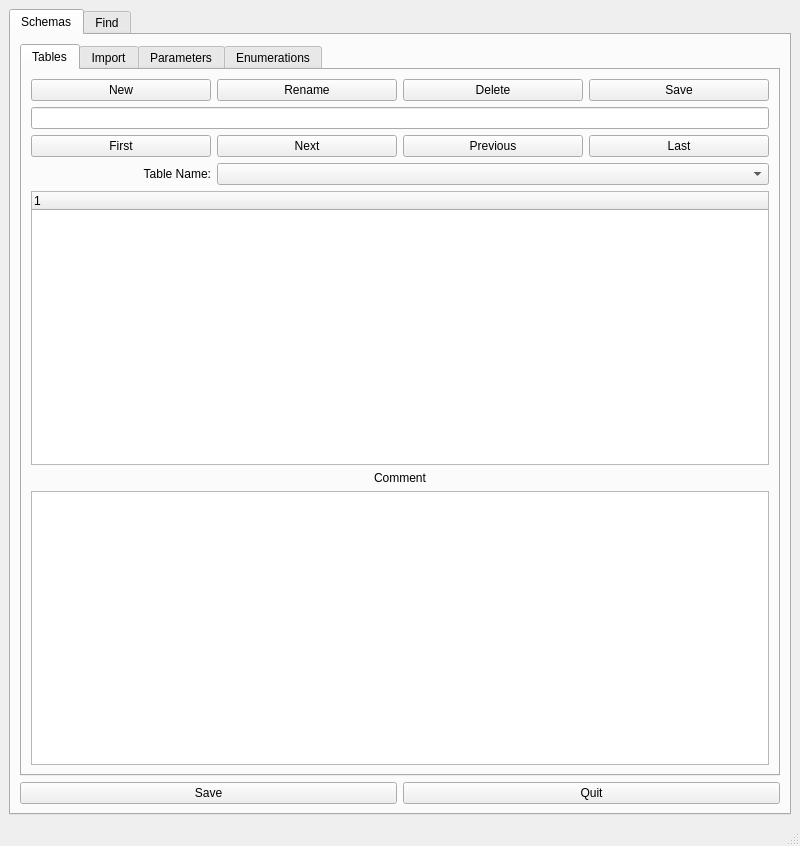
The window that tables_editor.ui (waynegramlich/table_tools) describes before a commit, drawn with Qt 5.
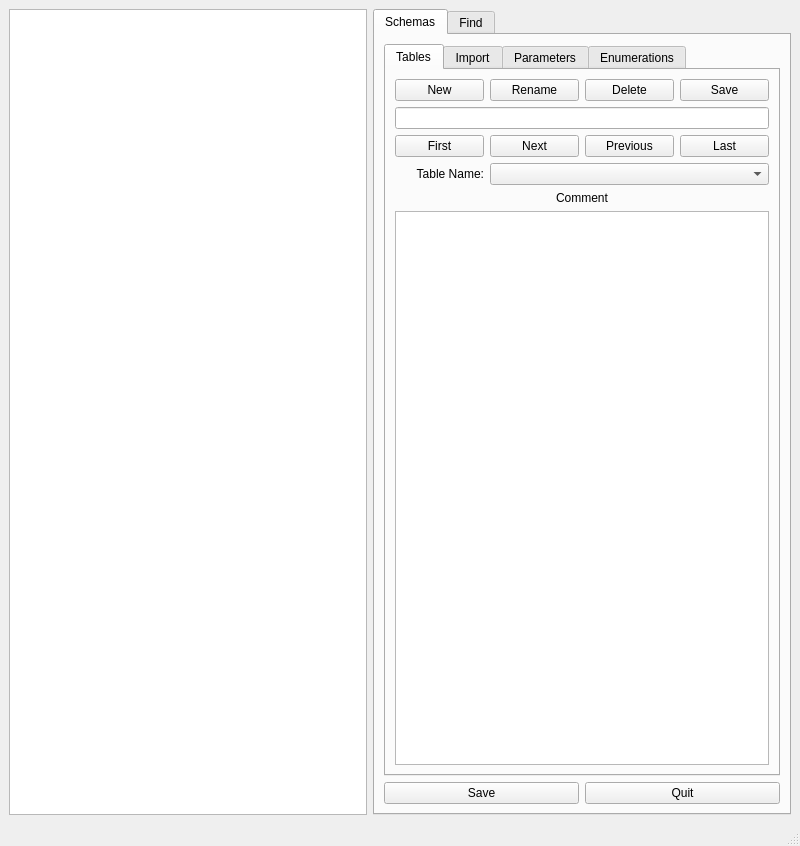
The same window after the commit. The open tabs and pages were chosen to show the change.

Commit message: Starting to figure out the inadequately documented PySide2 QTreeView stuff.

What changed in the file:
```diff
--- a/tables_editor.ui
+++ b/tables_editor.ui
@@ -26,8 +26,8 @@
      <verstretch>1</verstretch>
     </sizepolicy>
    </property>
-   <layout class="QGridLayout" name="gridLayout_9">
-    <item row="0" column="0">
+   <layout class="QGridLayout" name="gridLayout_9" columnstretch="1,0">
+    <item row="0" column="1">
      <widget class="QTabWidget" name="root_tabs">
       <property name="sizePolicy">
        <sizepolicy hsizetype="Expanding" vsizetype="Expanding">
@@ -141,7 +141,7 @@
             <item row="5" column="1" colspan="3">
              <widget class="QComboBox" name="tables_combo"/>
             </item>
-            <item row="7" column="0" colspan="4">
+            <item row="6" column="0" colspan="4">
              <widget class="QLabel" name="tables_comment_label">
               <property name="text">
                <string>Comment</string>
@@ -158,18 +158,9 @@
               </property>
              </widget>
             </item>
-            <item row="8" column="0" colspan="4">
+            <item row="7" column="0" colspan="4">
              <widget class="QPlainTextEdit" name="tables_comment_text"/>
             </item>
-            <item row="6" column="0" colspan="4">
-             <widget class="QTreeWidget" name="tables_root">
-              <column>
-               <property name="text">
-                <string notr="true">1</string>
-               </property>
-              </column>
-             </widget>
-            </item>
            </layout>
           </widget>
           <widget class="QWidget" name="import_tab">
@@ -768,6 +759,9 @@
       </widget>
      </widget>
     </item>
+    <item row="0" column="0">
+     <widget class="QTreeView" name="schema_tree"/>
+    </item>
    </layout>
   </widget>
   <widget class="QMenuBar" name="menubar">
```
Left out of the diff: 2 changed lines with no effect on the pictures. The commit also changes 3 other files.
